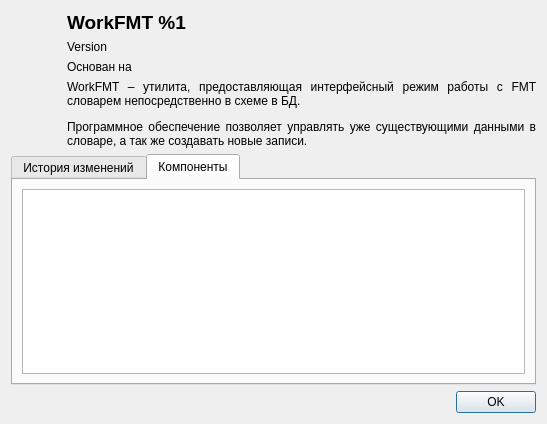
The window that FmtLib/ui/aboutdlg.ui (Smitt64/WorkFMT) describes before a commit, drawn with Qt 5.
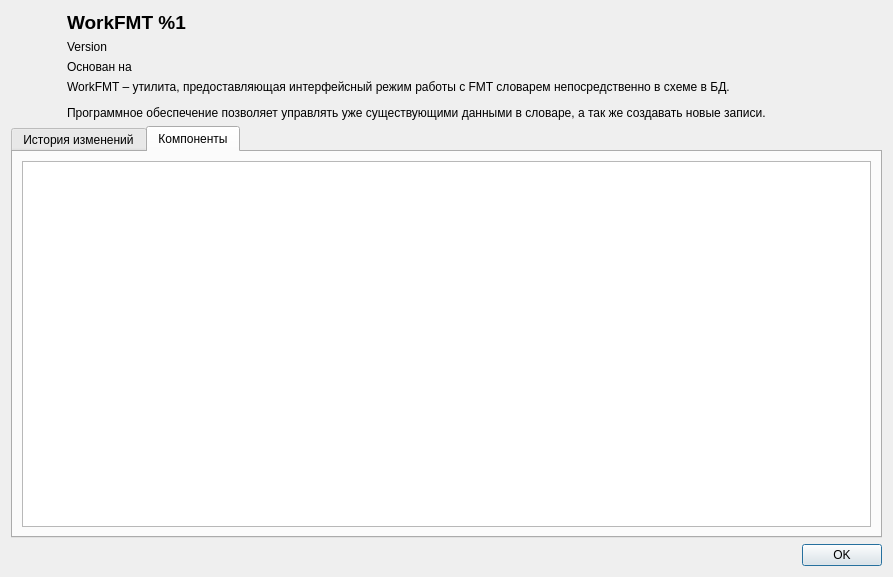
The same window after the commit. Icons and pictures are not drawn.

Diff of the .ui file:
```diff
--- a/FmtLib/ui/aboutdlg.ui
+++ b/FmtLib/ui/aboutdlg.ui
@@ -6,8 +6,8 @@
    <rect>
     <x>0</x>
     <y>0</y>
-    <width>547</width>
-    <height>424</height>
+    <width>893</width>
+    <height>577</height>
    </rect>
   </property>
   <property name="windowTitle">
```
Left out of the diff: 3 changed lines with no effect on the pictures.
